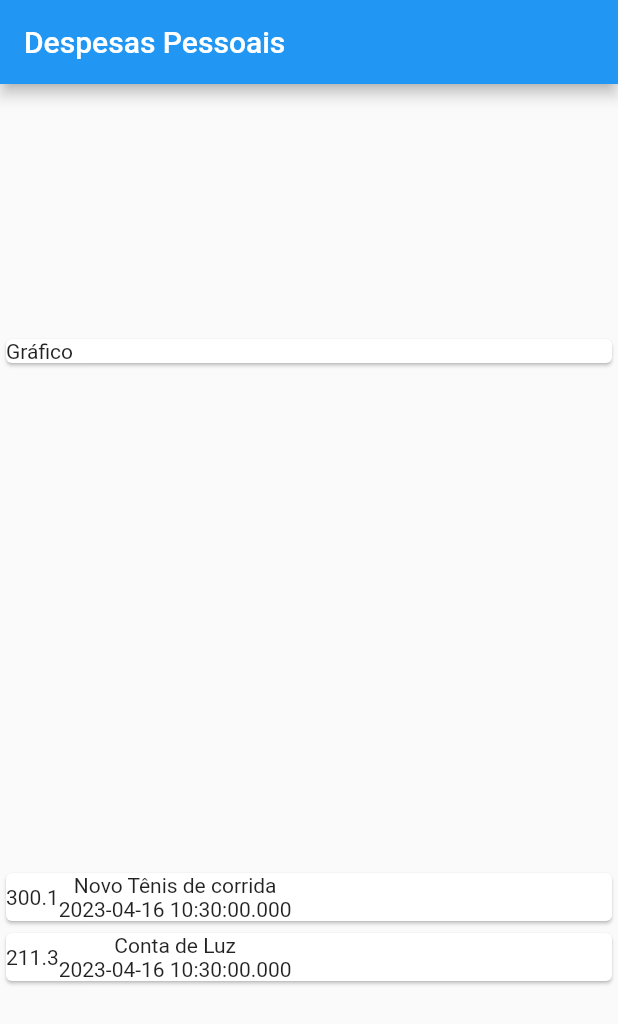
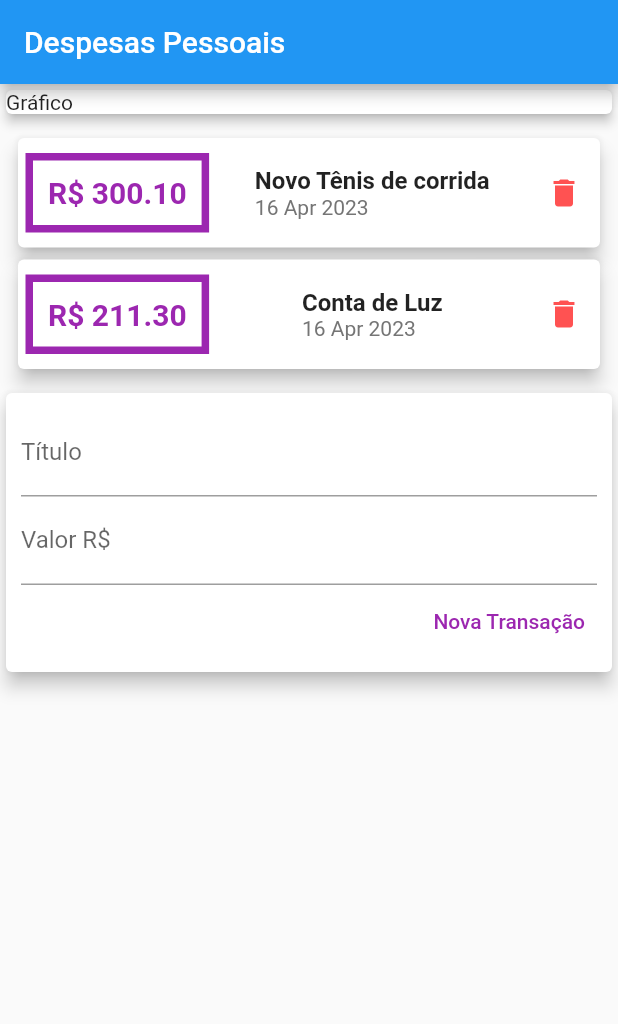
Before and after one commit to DevEduu/ExpensesApp, a Flutter app: the screen it shows after launch, on a phone screen of 412 x 824 dp. Shown: the top 1024 px of the screen. Run offline on Flutter 3.47's test engine with Material 2 defaults, Android fonts, the phone set to English and light mode, and no system bars.

Commit message:
Refatorando e adicionando funcionalidade de adcionar a lista

```diff
--- /dev/null
+++ b/lib/components/Transaction_form.dart
@@ -0,0 +1,50 @@
+import 'package:flutter/material.dart';
+
+class TransactionForm extends StatelessWidget {
+  final titleController = TextEditingController();
+  final valueController = TextEditingController();
+  final void Function(String, double) onSubmit;
+  TransactionForm(this.onSubmit);
+
+  @override
+  Widget build(BuildContext context) {
+    return Card(
+      elevation: 5,
+      child: Padding(
+        padding: const EdgeInsets.all(10),
+        child: Column(
+          children: [
+            TextField(
+              controller: titleController,
+              decoration: const InputDecoration(
+                labelText: 'Título',
+              ),
+            ),
+            TextField(
+              controller: valueController,
+              decoration: const InputDecoration(
+                labelText: 'Valor R\$',
+              ),
+            ),
+            Row(
+              mainAxisAlignment: MainAxisAlignment.end,
+              children: [
+                TextButton(
+                    onPressed: () {
+                      final title = titleController.text;
+                      final value =
+                          double.tryParse(valueController.text) ?? 0.0;
+                      onSubmit(title, value);
+                    },
+                    child: const Text(
+                      'Nova Transação',
+                      style: TextStyle(color: Colors.purple),
+                    )),
+              ],
+            )
+          ],
+        ),
+      ),
+    );
+  }
+}
--- /dev/null
+++ b/lib/components/Transaction_list.dart
@@ -0,0 +1,72 @@
+import 'package:expenses/models/transaction.dart';
+import 'package:flutter/material.dart';
+import 'package:intl/intl.dart';
+
+class TransactionList extends StatelessWidget {
+  final List<Transactions> transactions;
+  const TransactionList(this.transactions, {super.key});
+
+  @override
+  Widget build(BuildContext context) {
+    return Padding(
+      padding: const EdgeInsets.all(8.0),
+      child: Column(
+        children: transactions.map((tr) {
+          return Card(
+            elevation: 5,
+            child: Row(
+              mainAxisAlignment: MainAxisAlignment.spaceBetween,
+              children: [
+                Container(
+                  padding: const EdgeInsets.all(10),
+                  margin: const EdgeInsets.symmetric(
+                    horizontal: 5,
+                    vertical: 10,
+                  ),
+                  decoration: BoxDecoration(
+                    border: Border.all(
+                      color: Colors.purple,
+                      width: 5,
+                    ),
+                    // color: Colors.purple,
+                    // shape: BoxShape.circle,
+                  ),
+                  child: Text(
+                    'R\$ ${tr.value.toStringAsFixed(2)}',
+                    style: const TextStyle(
+                      color: Colors.purple,
+                      fontWeight: FontWeight.bold,
+                      fontSize: 20,
+                    ),
+                  ),
+                ),
+                Column(
+                  crossAxisAlignment: CrossAxisAlignment.start,
+                  children: [
+                    Text(
+                      tr.title,
+                      style: const TextStyle(
+                        fontSize: 16,
+                        fontWeight: FontWeight.bold,
+                      ),
+                    ),
+                    Text(
+                      DateFormat('d MMM y').format(tr.date),
+                      style: TextStyle(color: Colors.grey[600]),
+                    )
+                  ],
+                ),
+                IconButton(
+                    onPressed: () {},
+                    icon: const Icon(
+                      Icons.delete,
+                      color: Colors.redAccent,
+                    ))
+              ],
+            ),
+          );
+        }).toList(),
+      ),
+    );
+  }
+}
--- /dev/null
+++ b/lib/components/Transaction_users.dart
@@ -0,0 +1,51 @@
+import 'dart:math';
+
+import 'package:expenses/components/Transaction_form.dart';
+import 'package:expenses/components/Transaction_list.dart';
+import 'package:expenses/models/transaction.dart';
+import 'package:flutter/material.dart';
+
+class TransactionUser extends StatefulWidget {
+  const TransactionUser({super.key});
+
+  @override
+  State<TransactionUser> createState() => _TransactionUserState();
+}
+
+class _TransactionUserState extends State<TransactionUser> {
+  final _transaction = [
+    Transactions(
+      id: 't1',
+      title: 'Novo Tênis de corrida',
+      value: 300.10,
+      date: DateTime.now(),
+    ),
+    Transactions(
+      id: 't2',
+      title: 'Conta de Luz',
+      value: 211.30,
+      date: DateTime.now(),
+    ),
+  ];
+
+  _addTransaction(String title, double value) {
+    final newTransaction = Transactions(
+        id: Random().nextDouble().toString(),
+        title: title,
+        value: value,
+        date: DateTime.now());
+    setState(() {
+      _transaction.add(newTransaction);
+    });
+  }
+
+  @override
+  Widget build(BuildContext context) {
+    return Column(
+      children: [
+        TransactionList(_transaction),
+        TransactionForm(_addTransaction),
+      ],
+    );
+  }
+}
--- a/lib/main.dart
+++ b/lib/main.dart
@@ -1,4 +1,4 @@
-import 'package:expenses/models/transaction.dart';
+import 'package:expenses/components/Transaction_users.dart';
 import 'package:flutter/material.dart';
 
 void main() {
@@ -16,21 +16,6 @@ class ExpensesApp extends StatelessWidget {
 }
 
 class MyHomePage extends StatelessWidget {
-  final _transaction = [
-    Transactions(
-      id: 't1',
-      title: 'Novo Tênis de corrida',
-      value: 300.10,
-      date: DateTime.now(),
-    ),
-    Transactions(
-      id: 't2',
-      title: 'Conta de Luz',
-      value: 211.30,
-      date: DateTime.now(),
-    ),
-  ];
-
   @override
   Widget build(BuildContext context) {
     return Scaffold(
@@ -38,33 +23,13 @@ class MyHomePage extends StatelessWidget {
         title: const Text('Despesas Pessoais'),
       ),
       body: Column(
-        mainAxisAlignment: MainAxisAlignment.spaceAround,
         crossAxisAlignment: CrossAxisAlignment.stretch,
         children: [
           const Card(
+            elevation: 3,
             child: Text('Gráfico'),
           ),
-          Column(
-            children: _transaction.map((tr) {
-              return Card(
-                child: Row(
-                  children: [
-                    Container(
-                      child: Text(tr.value.toString()),
-                    ),
-                    Column(
-                      children: [
-                        Text(tr.title),
-                        Text(
-                          tr.date.toString(),
-                        )
-                      ],
-                    )
-                  ],
-                ),
-              );
-            }).toList(),
-          ),
+          TransactionUser(),
         ],
       ),
     );
--- a/pubspec.yaml
+++ b/pubspec.yaml
@@ -35,6 +35,7 @@ dependencies:
   # The following adds the Cupertino Icons font to your application.
   # Use with the CupertinoIcons class for iOS style icons.
   cupertino_icons: ^1.0.2
+  intl: ^0.18.0
 
 dev_dependencies:
   flutter_test:
```
Also changed, not shown: pubspec.lock.
